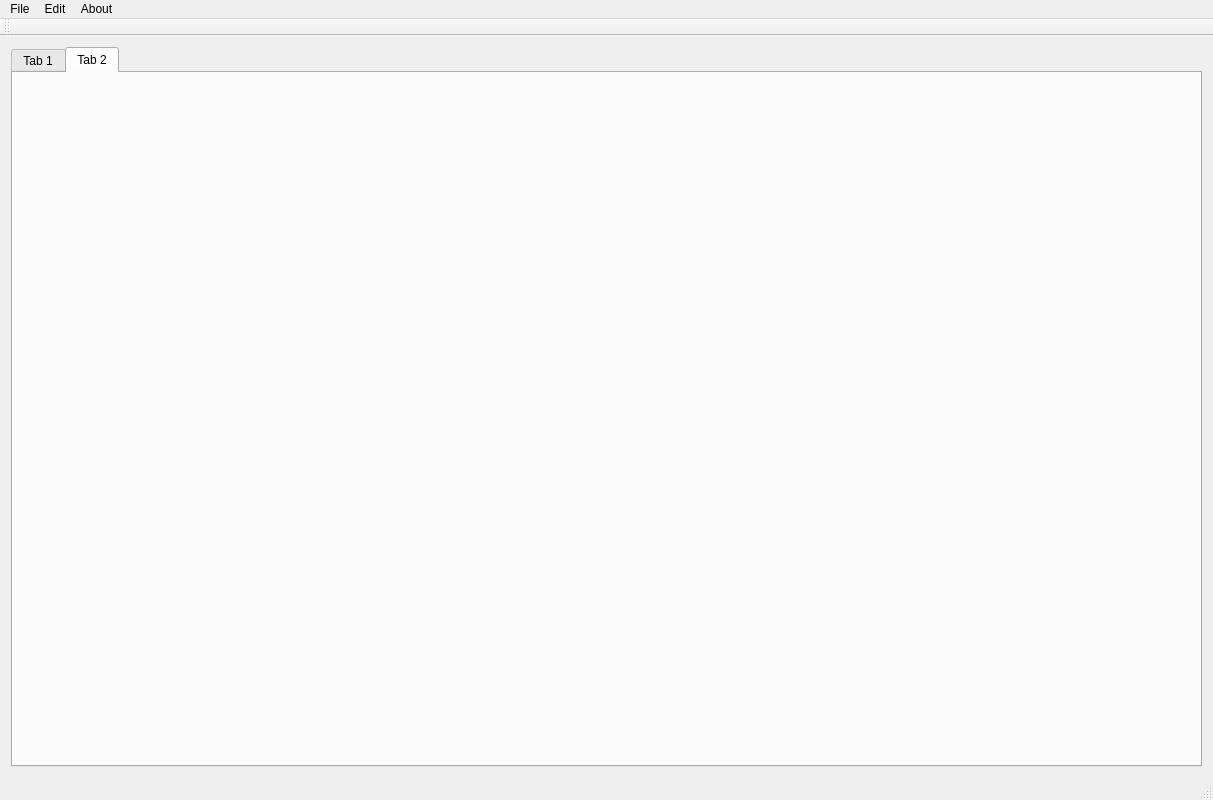
agboliver/pixel_art, file mainwindow.ui: the form before one commit.
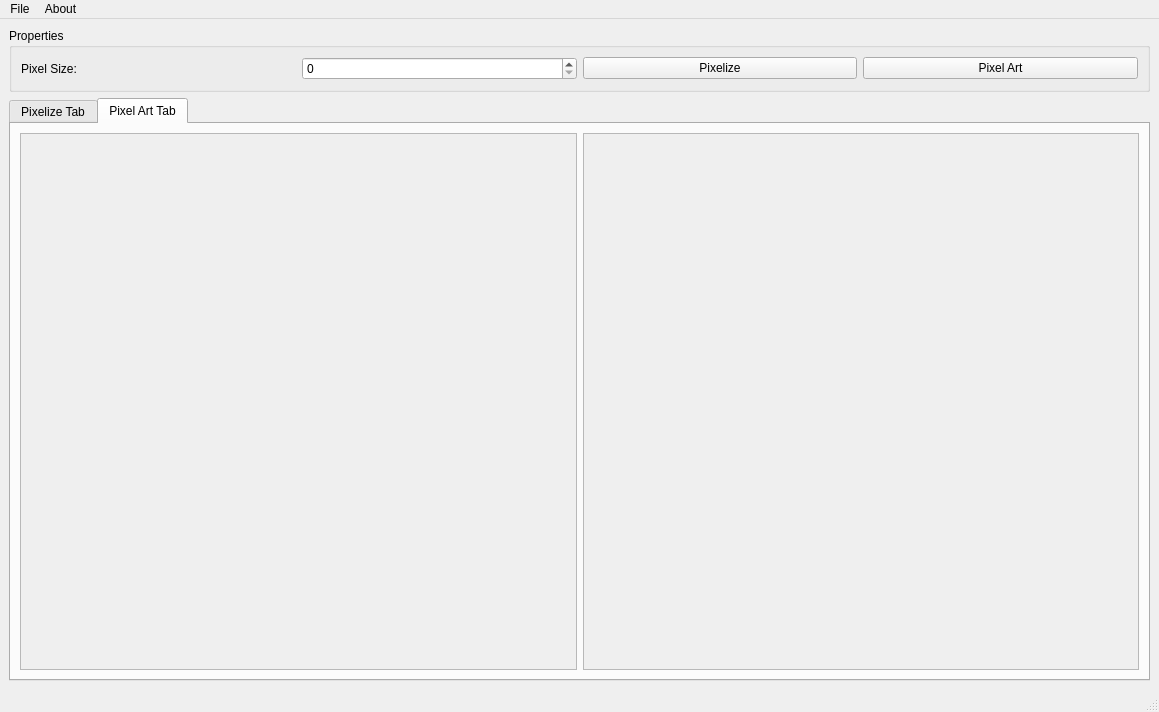
The form after the commit. The open tabs and pages were chosen to show the change.

```diff
--- a/mainwindow.ui
+++ b/mainwindow.ui
@@ -6,8 +6,8 @@
    <rect>
     <x>0</x>
     <y>0</y>
-    <width>1213</width>
-    <height>800</height>
+    <width>1159</width>
+    <height>712</height>
    </rect>
   </property>
   <property name="focusPolicy">
@@ -16,11 +16,44 @@
   <property name="windowTitle">
    <string>Project</string>
   </property>
-  <property name="autoFillBackground">
-   <bool>true</bool>
-  </property>
-  <widget class="QWidget" name="centralWidget">
-   <layout class="QHBoxLayout" name="horizontalLayout_2">
+  <widget class="QWidget" name="centralwidget">
+   <layout class="QVBoxLayout" name="verticalLayout">
+    <item>
+     <widget class="QGroupBox" name="groupBox">
+      <property name="enabled">
+       <bool>true</bool>
+      </property>
+      <property name="title">
+       <string>Properties</string>
+      </property>
+      <layout class="QGridLayout" name="gridLayout">
+       <item row="0" column="1">
+        <widget class="QSpinBox" name="spinBox"/>
+       </item>
+       <item row="0" column="3">
+        <widget class="QPushButton" name="pushButton">
+         <property name="text">
+          <string>Pixel Art</string>
+         </property>
+        </widget>
+       </item>
+       <item row="0" column="2">
+        <widget class="QPushButton" name="pushButton_2">
+         <property name="text">
+          <string>Pixelize</string>
+         </property>
+        </widget>
+       </item>
+       <item row="0" column="0">
+        <widget class="QLabel" name="label">
+         <property name="text">
+          <string>Pixel Size:</string>
+         </property>
+        </widget>
+       </item>
+      </layout>
+     </widget>
+    </item>
     <item>
      <widget class="QTabWidget" name="tabWidget">
       <property name="currentIndex">
@@ -28,9 +61,9 @@
       </property>
       <widget class="QWidget" name="tab_3">
        <attribute name="title">
-        <string>Tab 1</string>
+        <string>Pixelize Tab</string>
        </attribute>
-       <layout class="QHBoxLayout" name="horizontalLayout_3">
+       <layout class="QHBoxLayout" name="horizontalLayout">
         <item>
          <widget class="QScrollArea" name="scroll_original">
           <property name="widgetResizable">
@@ -45,7 +78,7 @@
              <height>670</height>
             </rect>
            </property>
-           <layout class="QVBoxLayout" name="verticalLayout">
+           <layout class="QVBoxLayout" name="verticalLayout_2">
             <item>
              <widget class="QLabel" name="label_original">
               <property name="text">
@@ -71,7 +104,7 @@
              <height>670</height>
             </rect>
            </property>
-           <layout class="QVBoxLayout" name="verticalLayout_3">
+           <layout class="QHBoxLayout" name="horizontalLayout_2">
             <item>
              <widget class="QLabel" name="label_final">
               <property name="text">
@@ -87,8 +120,62 @@
       </widget>
       <widget class="QWidget" name="tab_4">
        <attribute name="title">
-        <string>Tab 2</string>
+        <string>Pixel Art Tab</string>
        </attribute>
+       <layout class="QHBoxLayout" name="horizontalLayout_3">
+        <item>
+         <widget class="QScrollArea" name="scrollArea">
+          <property name="widgetResizable">
+           <bool>true</bool>
+          </property>
+          <widget class="QWidget" name="scrollAreaWidgetContents_2">
+           <property name="geometry">
+            <rect>
+             <x>0</x>
+             <y>0</y>
+             <width>554</width>
+             <height>545</height>
+            </rect>
+           </property>
+           <layout class="QHBoxLayout" name="horizontalLayout_4">
+            <item>
+             <widget class="QLabel" name="label_original_2">
+              <property name="text">
+               <string/>
+              </property>
+             </widget>
+            </item>
+           </layout>
+          </widget>
+         </widget>
+        </item>
+        <item>
+         <widget class="QScrollArea" name="scrollArea_2">
+          <property name="widgetResizable">
+           <bool>true</bool>
+          </property>
+          <widget class="QWidget" name="scrollAreaWidgetContents_4">
+           <property name="geometry">
+            <rect>
+             <x>0</x>
+             <y>0</y>
+             <width>553</width>
+             <height>545</height>
+            </rect>
+           </property>
+           <layout class="QHBoxLayout" name="horizontalLayout_5">
+            <item>
+             <widget class="QLabel" name="label_final_2">
+              <property name="text">
+               <string/>
+              </property>
+             </widget>
+            </item>
+           </layout>
+          </widget>
+         </widget>
+        </item>
+       </layout>
       </widget>
      </widget>
     </item>
@@ -99,8 +186,8 @@
     <rect>
      <x>0</x>
      <y>0</y>
-     <width>1213</width>
-     <height>22</height>
+     <width>1159</width>
+     <height>21</height>
     </rect>
    </property>
    <widget class="QMenu" name="menuFile">
@@ -112,29 +199,15 @@
     <addaction name="actionSave"/>
     <addaction name="actionExit"/>
    </widget>
-   <widget class="QMenu" name="menuEdit">
-    <property name="title">
-     <string>Edit</string>
-    </property>
-   </widget>
    <widget class="QMenu" name="menuAbout">
     <property name="title">
      <string>About</string>
     </property>
    </widget>
    <addaction name="menuFile"/>
-   <addaction name="menuEdit"/>
    <addaction name="menuAbout"/>
   </widget>
-  <widget class="QToolBar" name="mainToolBar">
-   <attribute name="toolBarArea">
-    <enum>TopToolBarArea</enum>
-   </attribute>
-   <attribute name="toolBarBreak">
-    <bool>false</bool>
-   </attribute>
-  </widget>
-  <widget class="QStatusBar" name="statusBar"/>
+  <widget class="QStatusBar" name="statusbar"/>
   <action name="actionOpen">
    <property name="text">
     <string>Open</string>
@@ -151,7 +224,6 @@
    </property>
   </action>
  </widget>
- <layoutdefault spacing="6" margin="11"/>
  <resources/>
  <connections/>
 </ui>
```
Left out of the diff: 36 changed lines with no effect on the pictures.
